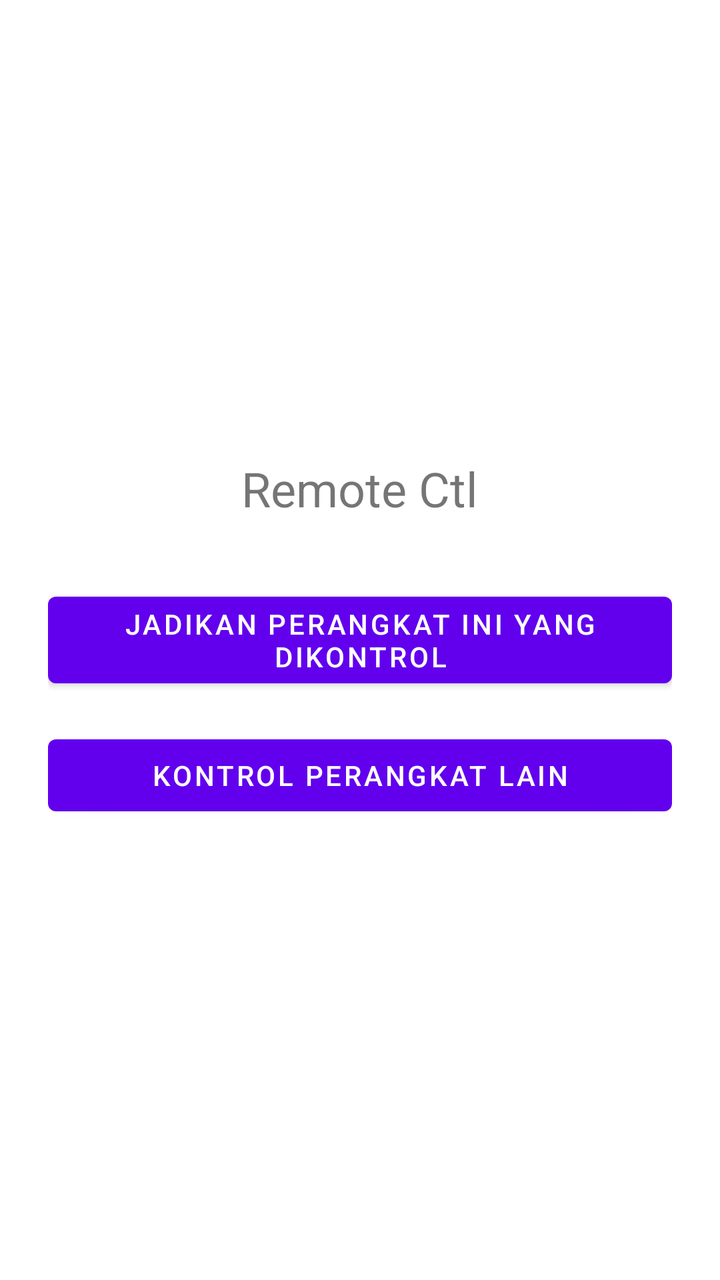
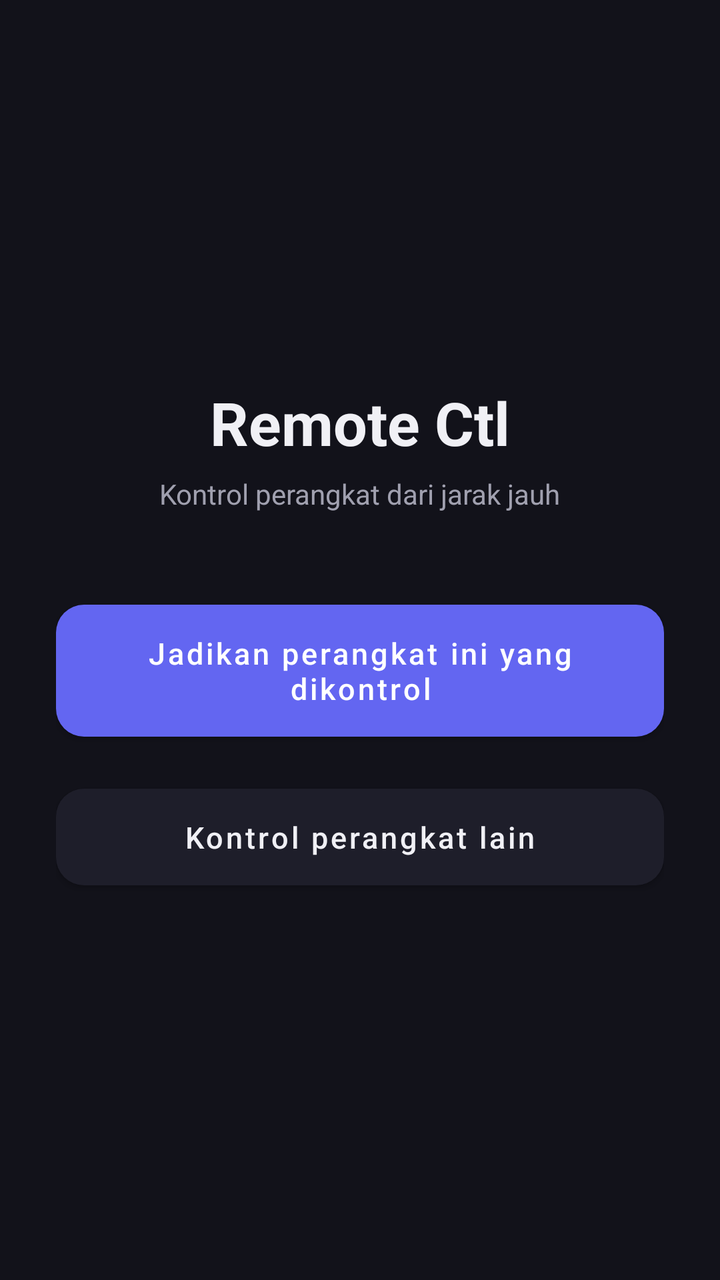

Screens rendered from an Android XML layout before and after an edit, with the pre-edit source and the edit as a unified diff.
<!-- AndroidManifest.xml: application theme Theme.RemoteCtl -->
<!-- res/layout/activity_main.xml -->
<?xml version="1.0" encoding="utf-8"?>
<LinearLayout xmlns:android="http://schemas.android.com/apk/res/android"
    android:layout_width="match_parent"
    android:layout_height="match_parent"
    android:orientation="vertical"
    android:gravity="center"
    android:padding="24dp">

    <TextView
        android:layout_width="wrap_content"
        android:layout_height="wrap_content"
        android:text="@string/app_name"
        android:textSize="24sp"
        android:layout_marginBottom="32dp" />

    <Button
        android:id="@+id/btnHost"
        android:layout_width="match_parent"
        android:layout_height="wrap_content"
        android:text="Jadikan perangkat ini yang dikontrol" />

    <Button
        android:id="@+id/btnControl"
        android:layout_width="match_parent"
        android:layout_height="wrap_content"
        android:layout_marginTop="16dp"
        android:text="Kontrol perangkat lain" />

</LinearLayout>
<!-- resources referenced by this layout -->
<resources>
  <string name="app_name">Remote Ctl</string>
  <style name="Theme.RemoteCtl" parent="Theme.MaterialComponents.DayNight.NoActionBar" />
</resources>

<!-- the commit's change to res/layout/activity_main.xml (unified diff, before → after) -->
@@ -2,28 +2,41 @@
 <LinearLayout xmlns:android="http://schemas.android.com/apk/res/android"
     android:layout_width="match_parent"
     android:layout_height="match_parent"
+    android:background="@color/bg"
     android:orientation="vertical"
     android:gravity="center"
-    android:padding="24dp">
+    android:padding="28dp">
 
     <TextView
         android:layout_width="wrap_content"
         android:layout_height="wrap_content"
         android:text="@string/app_name"
-        android:textSize="24sp"
-        android:layout_marginBottom="32dp" />
+        android:textColor="@color/text_primary"
+        android:textSize="30sp"
+        android:textStyle="bold" />
 
-    <Button
+    <TextView
+        android:layout_width="wrap_content"
+        android:layout_height="wrap_content"
+        android:layout_marginTop="6dp"
+        android:layout_marginBottom="40dp"
+        android:text="Kontrol perangkat dari jarak jauh"
+        android:textColor="@color/text_secondary"
+        android:textSize="14sp" />
+
+    <com.google.android.material.button.MaterialButton
         android:id="@+id/btnHost"
+        style="@style/RoundedButton"
         android:layout_width="match_parent"
         android:layout_height="wrap_content"
         android:text="Jadikan perangkat ini yang dikontrol" />
 
-    <Button
+    <com.google.android.material.button.MaterialButton
         android:id="@+id/btnControl"
+        style="@style/RoundedButton.Secondary"
         android:layout_width="match_parent"
         android:layout_height="wrap_content"
-        android:layout_marginTop="16dp"
+        android:layout_marginTop="14dp"
         android:text="Kontrol perangkat lain" />
 
 </LinearLayout>
<!-- resource entries referenced after the edit -->
@@ -1,6 +1,31 @@
 <!-- resources referenced by this layout -->
 <resources>
+  <color name="bg">#12121A</color>
+  <color name="text_primary">#F0F0F5</color>
+  <color name="text_secondary">#A0A0AF</color>
   <string name="app_name">Remote Ctl</string>
-  <style name="Theme.RemoteCtl" parent="Theme.MaterialComponents.DayNight.NoActionBar" />
+  <style name="RoundedButton" parent="Widget.MaterialComponents.Button">
+          <item name="cornerRadius">14dp</item>
+          <item name="android:textAllCaps">false</item>
+          <item name="android:textSize">15sp</item>
+          <item name="android:paddingTop">14dp</item>
+          <item name="android:paddingBottom">14dp</item>
+          <item name="backgroundTint">@color/primary</item>
+      </style>
+  <style name="RoundedButton.Secondary">
+          <item name="backgroundTint">@color/surface</item>
+          <item name="android:textColor">@color/text_primary</item>
+      </style>
+  <style name="Theme.RemoteCtl" parent="Theme.MaterialComponents.DayNight.NoActionBar">
+          <item name="colorPrimary">@color/primary</item>
+          <item name="colorPrimaryDark">@color/primary_dark</item>
+          <item name="colorAccent">@color/primary</item>
+          <item name="android:windowBackground">@color/bg</item>
+          <item name="android:textColorPrimary">@color/text_primary</item>
+          <item name="android:textColorSecondary">@color/text_secondary</item>
+      </style>
+  <color name="primary">#6366F1</color>
+  <color name="surface">#1E1E2A</color>
+  <color name="primary_dark">#4F52DD</color>
 </resources>
 
